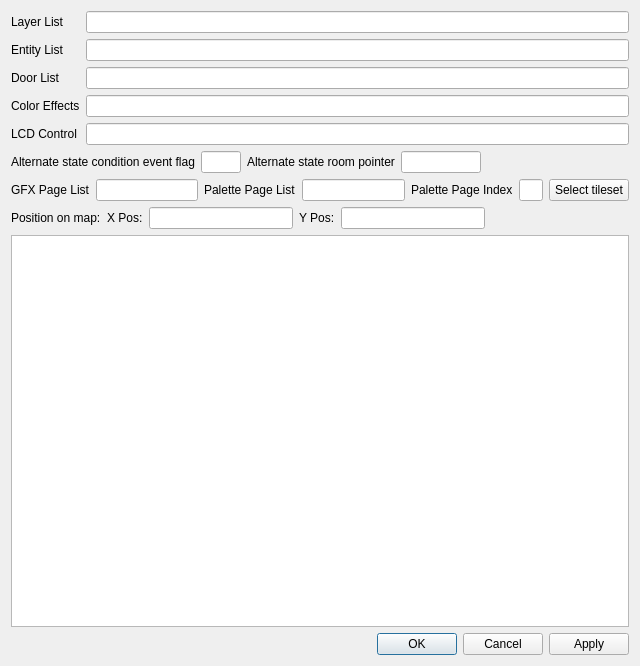
Before: the Qt Designer form dsvedit/room_editor.ui in LagoLunatic/DSVEdit, drawn with Qt 5.
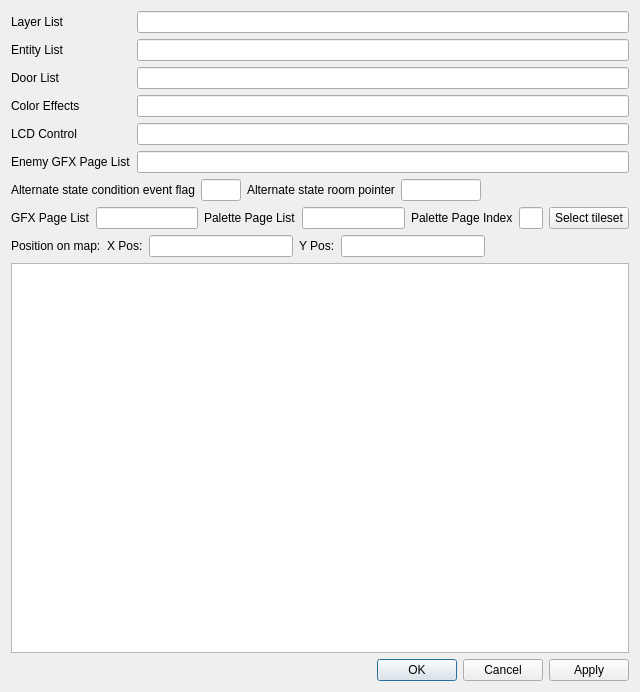
After: the same form once the commit is applied.

Commit message: HoD: Add enemy gfx page list pointer to room props editor

```diff
--- a/dsvedit/room_editor.ui
+++ b/dsvedit/room_editor.ui
@@ -69,6 +69,16 @@
      <item row="4" column="1">
       <widget class="QLineEdit" name="lcd_control"/>
      </item>
+     <item row="5" column="0">
+      <widget class="QLabel" name="label_14">
+       <property name="text">
+        <string>Enemy GFX Page List</string>
+       </property>
+      </widget>
+     </item>
+     <item row="5" column="1">
+      <widget class="QLineEdit" name="enemy_gfx_page_list"/>
+     </item>
     </layout>
    </item>
    <item>
```
The commit also changes 1 other file.
